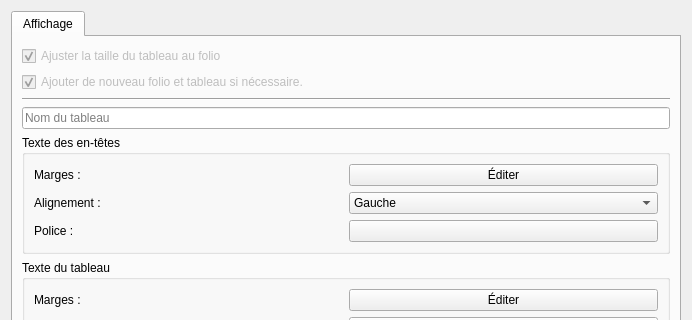
First picture: the form in sources/factory/ui/addtabledialog.ui, repository qelectrotech/qelectrotech-source-mirror, before the edit; both pictures show x 0 to 692 and y 0 to 320 of the 692 by 623 pixel window.
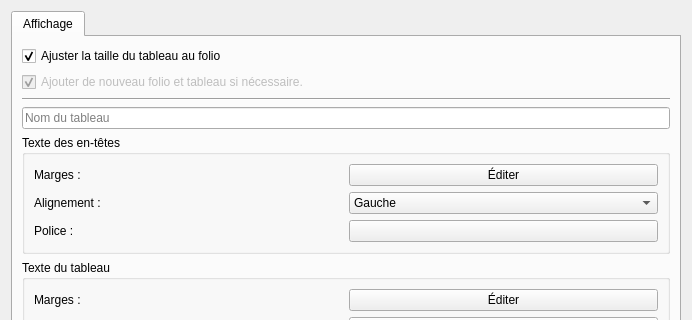
Second picture: the form after the edit. Custom widgets are drawn as their Qt base class.

What changed in the file:
```diff
--- a/sources/factory/ui/addtabledialog.ui
+++ b/sources/factory/ui/addtabledialog.ui
@@ -27,7 +27,7 @@
        <item>
         <widget class="QCheckBox" name="m_adjust_table_size_cb">
          <property name="enabled">
-          <bool>false</bool>
+          <bool>true</bool>
          </property>
          <property name="text">
           <string>Ajuster la taille du tableau au folio</string>
```
